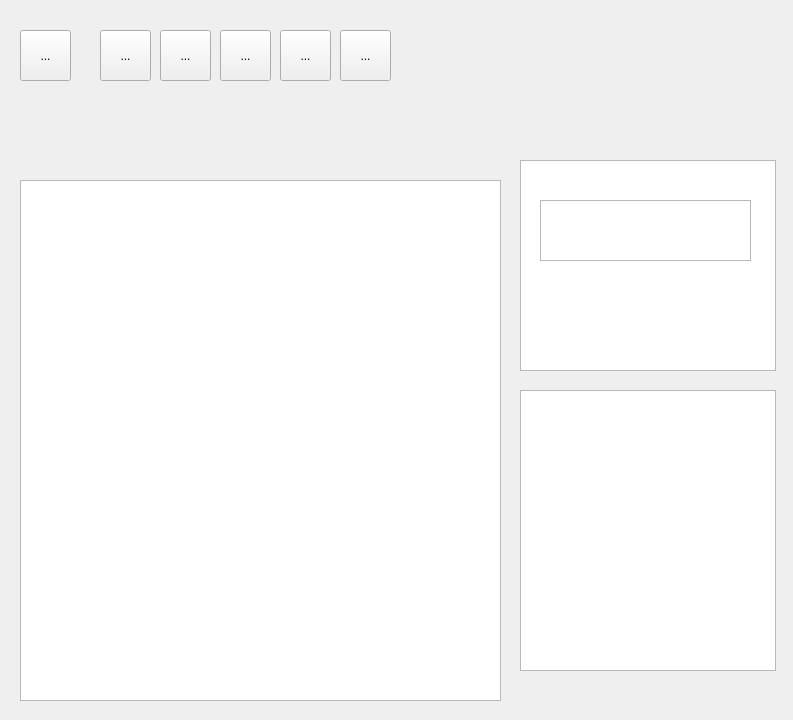
Old version of the form widget.ui in the repository moevm/gui-1h2018-02.
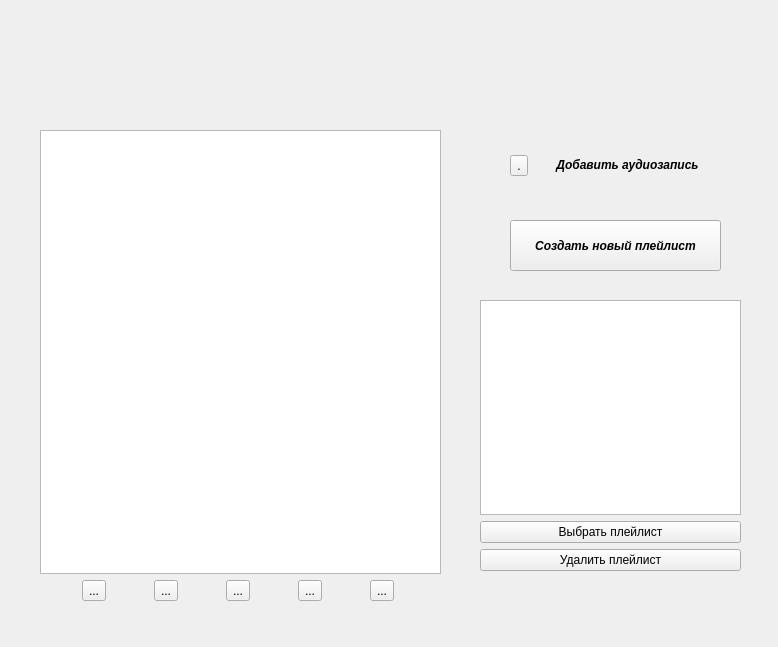
New version of the form. Icons and pictures are not drawn.

Patch:
```diff
--- a/widget.ui
+++ b/widget.ui
@@ -9,8 +9,8 @@
    <rect>
     <x>0</x>
     <y>0</y>
-    <width>793</width>
-    <height>720</height>
+    <width>778</width>
+    <height>647</height>
    </rect>
   </property>
   <property name="mouseTracking">
@@ -41,156 +41,50 @@
   <property name="styleSheet">
    <string notr="true"/>
   </property>
-  <widget class="QToolButton" name="btn_add">
+  <widget class="QWidget" name="layoutWidget">
    <property name="geometry">
     <rect>
-     <x>20</x>
-     <y>30</y>
-     <width>51</width>
-     <height>51</height>
+     <x>480</x>
+     <y>300</y>
+     <width>261</width>
+     <height>271</height>
     </rect>
    </property>
+   <layout class="QVBoxLayout" name="verticalLayout">
+    <item>
+     <widget class="QListWidget" name="listWidget"/>
+    </item>
+    <item>
+     <widget class="QPushButton" name="SetNumberPlaylist">
    <property name="text">
-    <string>...</string>
-   </property>
-   <property name="icon">
-    <iconset resource="buttons.qrc">
-     <normaloff>:/butten_plus.png</normaloff>:/butten_plus.png</iconset>
-   </property>
-   <property name="iconSize">
-    <size>
-     <width>35</width>
-     <height>35</height>
-    </size>
-   </property>
-  </widget>
-  <widget class="QToolButton" name="btn_previous">
-   <property name="geometry">
-    <rect>
-     <x>100</x>
-     <y>30</y>
-     <width>51</width>
-     <height>51</height>
-    </rect>
-   </property>
+       <string>Выбрать плейлист</string>
+      </property>
+     </widget>
+    </item>
+    <item>
+     <widget class="QPushButton" name="delete_playlist">
    <property name="text">
-    <string>...</string>
-   </property>
-   <property name="icon">
-    <iconset resource="buttons.qrc">
-     <normaloff>:/butten3.jpg</normaloff>:/butten3.jpg</iconset>
-   </property>
-   <property name="iconSize">
-    <size>
-     <width>45</width>
-     <height>45</height>
-    </size>
-   </property>
-  </widget>
-  <widget class="QToolButton" name="btn_stop">
-   <property name="geometry">
-    <rect>
-     <x>160</x>
-     <y>30</y>
-     <width>51</width>
-     <height>51</height>
-    </rect>
-   </property>
-   <property name="text">
-    <string>...</string>
-   </property>
-   <property name="icon">
-    <iconset resource="buttons.qrc">
-     <normaloff>:/butten2.jpg</normaloff>:/butten2.jpg</iconset>
-   </property>
-   <property name="iconSize">
-    <size>
-     <width>45</width>
-     <height>48</height>
-    </size>
-   </property>
+       <string>Удалить плейлист</string>
+      </property>
+     </widget>
+    </item>
+   </layout>
   </widget>
-  <widget class="QToolButton" name="btn_play">
+  <widget class="QWidget" name="layoutWidget">
    <property name="geometry">
     <rect>
-     <x>220</x>
-     <y>30</y>
-     <width>51</width>
-     <height>51</height>
+     <x>40</x>
+     <y>130</y>
+     <width>401</width>
+     <height>471</height>
     </rect>
    </property>
-   <property name="text">
-    <string>...</string>
-   </property>
-   <property name="icon">
-    <iconset resource="buttons.qrc">
-     <normaloff>:/butten1.jpg</normaloff>:/butten1.jpg</iconset>
-   </property>
-   <property name="iconSize">
-    <size>
-     <width>45</width>
-     <height>48</height>
-    </size>
-   </property>
-  </widget>
-  <widget class="QToolButton" name="btn_pause">
-   <property name="geometry">
-    <rect>
-     <x>280</x>
-     <y>30</y>
-     <width>51</width>
-     <height>51</height>
-    </rect>
-   </property>
-   <property name="text">
-    <string>...</string>
-   </property>
-   <property name="icon">
-    <iconset resource="buttons.qrc">
-     <normaloff>:/butten5.jpg</normaloff>:/butten5.jpg</iconset>
-   </property>
-   <property name="iconSize">
-    <size>
-     <width>45</width>
-     <height>45</height>
-    </size>
-   </property>
-  </widget>
-  <widget class="QToolButton" name="btn_next">
-   <property name="geometry">
-    <rect>
-     <x>340</x>
-     <y>30</y>
-     <width>51</width>
-     <height>51</height>
-    </rect>
-   </property>
-   <property name="text">
-    <string>...</string>
-   </property>
-   <property name="icon">
-    <iconset resource="buttons.qrc">
-     <normaloff>:/butten4.jpg</normaloff>:/butten4.jpg</iconset>
-   </property>
-   <property name="iconSize">
-    <size>
-     <width>45</width>
-     <height>45</height>
-    </size>
-   </property>
-  </widget>
+   <layout class="QVBoxLayout" name="verticalLayout_2">
+    <item>
   <widget class="QTableView" name="playlistView">
    <property name="enabled">
     <bool>true</bool>
    </property>
-   <property name="geometry">
-    <rect>
-     <x>20</x>
-     <y>180</y>
-     <width>481</width>
-     <height>521</height>
-    </rect>
-   </property>
    <property name="mouseTracking">
     <bool>false</bool>
    </property>
@@ -226,35 +120,153 @@
     <bool>true</bool>
    </property>
   </widget>
-  <widget class="QTableView" name="tableView">
-   <property name="geometry">
-    <rect>
-     <x>520</x>
-     <y>160</y>
-     <width>256</width>
-     <height>211</height>
-    </rect>
-   </property>
-  </widget>
-  <widget class="QTableView" name="tableView_2">
+    </item>
+    <item>
+     <layout class="QHBoxLayout" name="horizontalLayout">
+      <item>
+       <widget class="QToolButton" name="btn_previous">
+        <property name="text">
+         <string>...</string>
+        </property>
+        <property name="icon">
+         <iconset resource="buttons.qrc">
+          <normaloff>:/butten3.jpg</normaloff>:/butten3.jpg</iconset>
+        </property>
+        <property name="iconSize">
+         <size>
+          <width>45</width>
+          <height>45</height>
+         </size>
+        </property>
+       </widget>
+      </item>
+      <item>
+       <widget class="QToolButton" name="btn_stop">
+        <property name="text">
+         <string>...</string>
+        </property>
+        <property name="icon">
+         <iconset resource="buttons.qrc">
+          <normaloff>:/butten2.jpg</normaloff>:/butten2.jpg</iconset>
+        </property>
+        <property name="iconSize">
+         <size>
+          <width>45</width>
+          <height>48</height>
+         </size>
+        </property>
+       </widget>
+      </item>
+      <item>
+       <widget class="QToolButton" name="btn_play">
+        <property name="text">
+         <string>...</string>
+        </property>
+        <property name="icon">
+         <iconset resource="buttons.qrc">
+          <normaloff>:/butten1.jpg</normaloff>:/butten1.jpg</iconset>
+        </property>
+        <property name="iconSize">
+         <size>
+          <width>45</width>
+          <height>48</height>
+         </size>
+        </property>
+       </widget>
+      </item>
+      <item>
+       <widget class="QToolButton" name="btn_pause">
+        <property name="text">
+         <string>...</string>
+        </property>
+        <property name="icon">
+         <iconset resource="buttons.qrc">
+          <normaloff>:/butten5.jpg</normaloff>:/butten5.jpg</iconset>
+        </property>
+        <property name="iconSize">
+         <size>
+          <width>45</width>
+          <height>45</height>
+         </size>
+        </property>
+       </widget>
+      </item>
+      <item>
+       <widget class="QToolButton" name="btn_next">
+        <property name="text">
+         <string>...</string>
+        </property>
+        <property name="icon">
+         <iconset resource="buttons.qrc">
+          <normaloff>:/butten4.jpg</normaloff>:/butten4.jpg</iconset>
+        </property>
+        <property name="iconSize">
+         <size>
+          <width>45</width>
+          <height>45</height>
+         </size>
+        </property>
+       </widget>
+      </item>
+     </layout>
+    </item>
+   </layout>
+  </widget>
+  <widget class="QWidget" name="layoutWidget">
    <property name="geometry">
     <rect>
-     <x>520</x>
-     <y>390</y>
-     <width>256</width>
-     <height>281</height>
+     <x>510</x>
+     <y>140</y>
+     <width>211</width>
+     <height>51</height>
     </rect>
    </property>
-  </widget>
-  <widget class="QTextEdit" name="textEdit">
+   <layout class="QHBoxLayout" name="horizontalLayout_2">
+    <item>
+     <widget class="QToolButton" name="btn_add">
+      <property name="text">
+       <string>.</string>
+      </property>
+      <property name="icon">
+       <iconset resource="buttons.qrc">
+        <normaloff>:/butten_plus.png</normaloff>:/butten_plus.png</iconset>
+      </property>
+      <property name="iconSize">
+       <size>
+        <width>35</width>
+        <height>35</height>
+       </size>
+      </property>
+     </widget>
+    </item>
+    <item>
+     <widget class="QLabel" name="label">
+      <property name="text">
+       <string>&lt;html&gt;&lt;head/&gt;&lt;body&gt;&lt;p align=&quot;center&quot;&gt;&lt;span style=&quot; font-weight:600; font-style:italic;&quot;&gt;Добавить аудиозапись&lt;/span&gt;&lt;/p&gt;&lt;/body&gt;&lt;/html&gt;</string>
+      </property>
+     </widget>
+    </item>
+   </layout>
+  </widget>
+  <widget class="QPushButton" name="NewPlayList">
    <property name="geometry">
     <rect>
-     <x>540</x>
-     <y>200</y>
+     <x>510</x>
+     <y>220</y>
      <width>211</width>
-     <height>61</height>
+     <height>51</height>
     </rect>
    </property>
+   <property name="font">
+    <font>
+     <weight>75</weight>
+     <italic>true</italic>
+     <bold>true</bold>
+    </font>
+   </property>
+   <property name="text">
+    <string>Создать новый плейлист</string>
+   </property>
   </widget>
  </widget>
  <resources>
```
Lines whose indentation alone changed are shown as unchanged.
